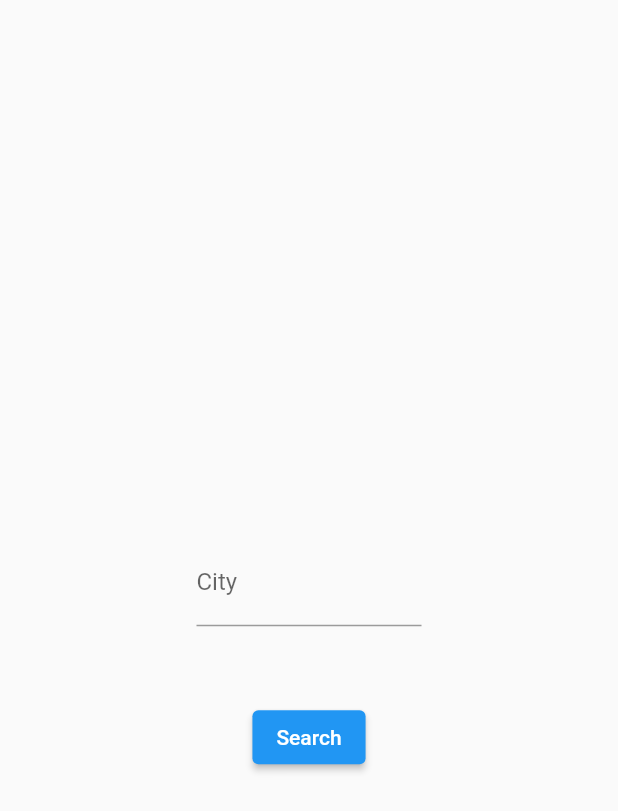
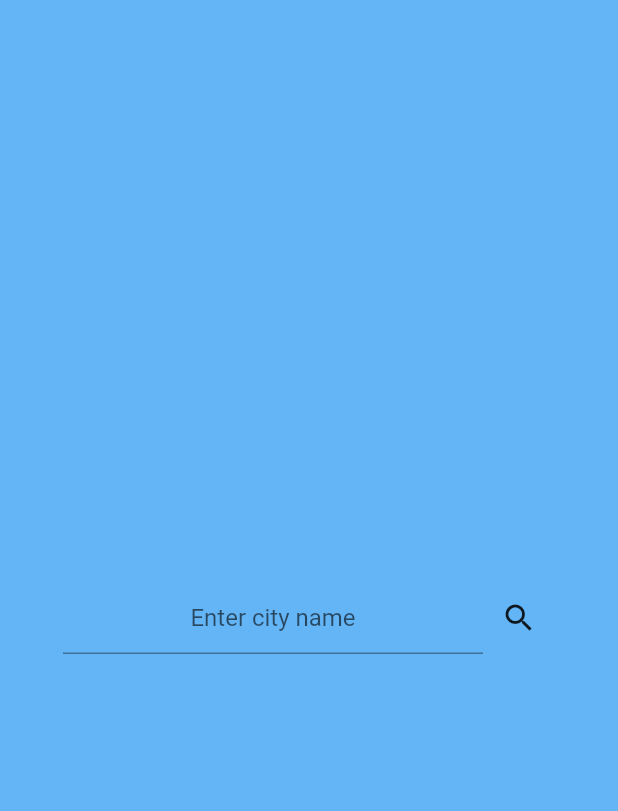
Before and after one commit to DevPithadia/weather_app, a Flutter app: the screen it shows after launch, on a phone screen of 412 x 824 dp. Shown: the top 811 px of the screen. Run offline on Flutter 3.47's test engine with Material 2 defaults, Android fonts, the phone set to English and light mode, and no system bars.

Commit message:
UI changes

```diff
--- a/lib/main.dart
+++ b/lib/main.dart
@@ -22,7 +22,9 @@ class _MyAppState extends State<MyApp> {
   @override
   Widget build(BuildContext context) {
     return MaterialApp(
+        debugShowCheckedModeBanner: false,
         home: Scaffold(
+          backgroundColor: Colors.blue[300],
           body: Center(
             child: Column(
               mainAxisAlignment: MainAxisAlignment.center,
@@ -30,25 +32,67 @@ class _MyAppState extends State<MyApp> {
                 if (_response != null)
                   Column(
                     children: [
-                  Image.network(_response!.iconUrl),
+                      Image.network(
+                        _response!.iconUrl,
+                        color: Colors.white,
+                      ),
                       Text(
-                    '${_response!.tempInfo!.temperature}°',
-                    style: TextStyle(fontSize: 40),
+                        '${_response!.tempInfo!.temperature}°C',
+                        style: TextStyle(
+                          fontSize: 50,
+                          color: Colors.white,
                         ),
-                  Text(_response!.weatherInfo!.description!)
+                      ),
+                      Text(
+                        _response!.weatherInfo!.description!,
+                        style: TextStyle(
+                          fontSize: 20,
+                          color: Colors.white,
+                          fontWeight: FontWeight.bold,
+                        ),
+                      ),
+                      SizedBox(
+                        height: 15,
+                      ),
+                      Text(
+                        'Pressure : ${_response!.tempInfo!.pres} hPa',
+                        style: TextStyle(
+                          fontSize: 22,
+                          color: Colors.white,
+                        ),
+                      ),
+                      Text(
+                        'Humidity : ${_response!.tempInfo!.hum}%',
+                        style: TextStyle(
+                          fontSize: 22,
+                          color: Colors.white,
+                        ),
+                      ),
                     ],
                   ),
                 Padding(
                   padding: EdgeInsets.symmetric(vertical: 50),
-              child: SizedBox(
-                width: 150,
+                  child: Row(
+                    mainAxisAlignment: MainAxisAlignment.center,
+                    children: [
+                      SizedBox(
+                        width: 280,
                         child: TextField(
                           controller: _cityTextController,
-                    decoration: InputDecoration(labelText: 'City'),
-                    textAlign: TextAlign.center),
+                          decoration: InputDecoration(
+                            hintText: 'Enter city name',
+                          ),
+                          textAlign: TextAlign.center,
                         ),
                       ),
-            ElevatedButton(onPressed: _search, child: Text('Search'))
+                      IconButton(
+                        onPressed: _search,
+                        icon: Icon(Icons.search),
+                      ),
+                      // ElevatedButton(onPressed: _search, child: Text('Search'))
+                    ],
+                  ),
+                ),
               ],
             ),
           ),
--- a/lib/models.dart
+++ b/lib/models.dart
@@ -32,12 +32,16 @@ class WeatherInfo {
 
 class TemperatureInfo {
   final double? temperature;
+  final int? pres;
+  final int? hum;
 
-  TemperatureInfo({this.temperature});
+  TemperatureInfo({this.temperature, this.pres, this.hum});
 
   factory TemperatureInfo.fromJson(Map<String, dynamic> json) {
     final temperature = json['temp'];
-    return TemperatureInfo(temperature: temperature);
+    final pres = json['pressure'];
+    final hum = json['humidity'];
+    return TemperatureInfo(temperature: temperature, pres: pres, hum: hum);
   }
 }
 
```
Lines whose indentation alone changed are shown as unchanged.
